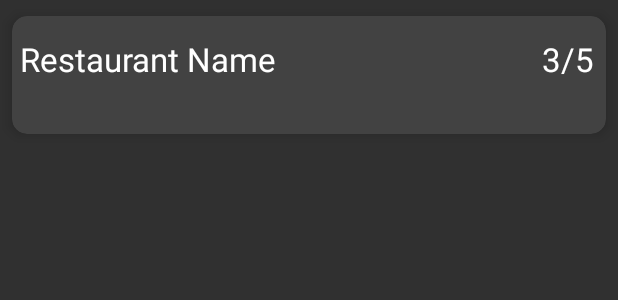
After one commit to ahadmohd407/GeolocatorApplication2, an Android app: the layout restaurant_item.xml on its own in the app's theme, with its tools: preview values and no code run, on a phone screen of 412 x 824 dp. The commit adds this screen. Shown: the top 300 px of the screen. Run offline under Robolectric (Android 15) with nearby library versions, the light colour scheme and no system bars.

Commit message:
initial commit

```diff
--- /dev/null
+++ b/app/src/main/res/layout/restaurant_item.xml
@@ -0,0 +1,38 @@
+<?xml version="1.0" encoding="utf-8"?>
+<androidx.cardview.widget.CardView xmlns:android="http://schemas.android.com/apk/res/android"
+    android:layout_width="match_parent"
+    android:layout_height="100dp"
+
+    xmlns:app="http://schemas.android.com/apk/res-auto"
+    app:cardCornerRadius="10dp"
+    app:cardUseCompatPadding="true"
+    app:cardElevation="5dp"
+    >
+    <RelativeLayout
+        android:layout_width="match_parent"
+        android:layout_height="match_parent"
+
+        >
+        <TextView
+            android:id="@+id/res_name"
+            android:layout_width="200dp"
+            android:layout_height="50dp"
+            android:layout_alignParentStart="true"
+            android:layout_centerVertical="true"
+            android:textColor="@color/white"
+            android:text="Restaurant Name"
+            android:textSize="22sp"
+            android:paddingLeft="5dp"/>
+        <TextView
+            android:id="@+id/ratings"
+            android:layout_width="50dp"
+            android:layout_height="50dp"
+            android:layout_alignParentEnd="true"
+            android:layout_centerVertical="true"
+            android:textSize="22sp"
+            android:textAlignment="center"
+            android:textColor="@color/white"
+            android:text="3/5"/>
+
+    </RelativeLayout>
+</androidx.cardview.widget.CardView>
```
Also changed, not shown: app/src/main/java/com/geolocatorapplication/Adapters/Restaurants.java (added, +27 -0 lines), app/src/main/java/com/geolocatorapplication/Adapters/SearchAdapter.java (added, +50 -0 lines), app/src/main/java/com/geolocatorapplication/Fragments/SearchFragment.java (+27 -14 lines), app/src/main/res/layout/fragment_search.xml (+7 -2 lines).
